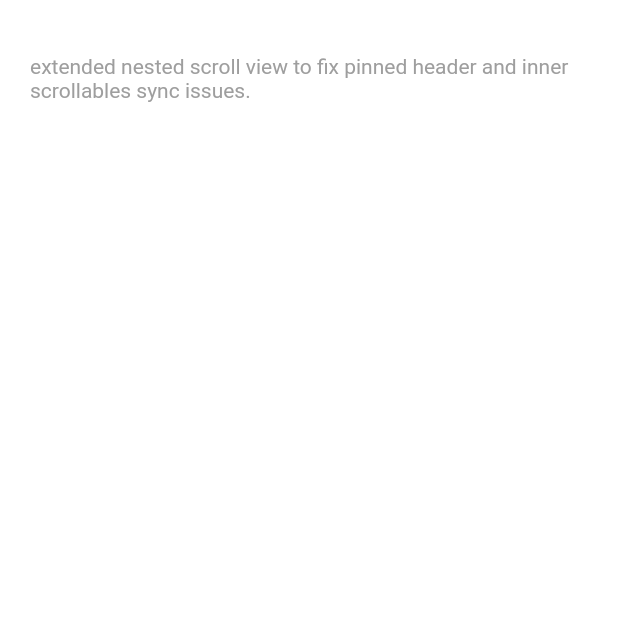
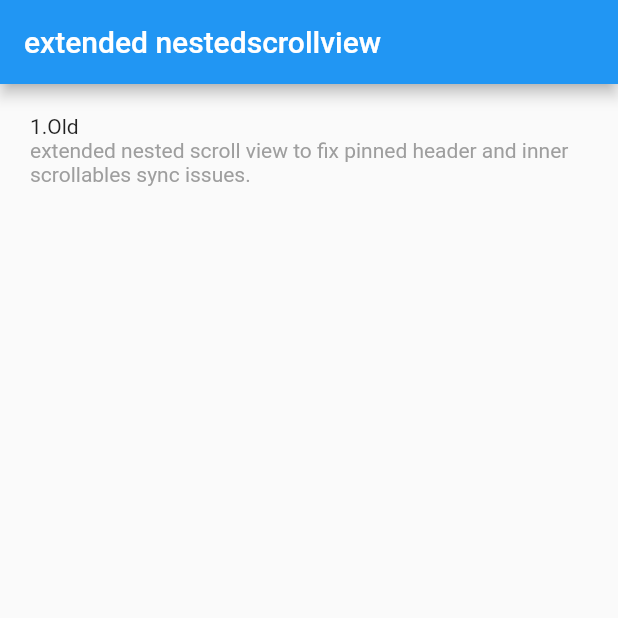
Before and after one commit to fluttercandies/extended_nested_scroll_view, a Flutter app: the screen it shows after launch, on a phone screen of 412 x 824 dp, the top half of it. Run offline on Flutter 3.47's test engine with Material 2 defaults, Android fonts, the light colour scheme and no system bars; missing offline and left inert: ff_annotation_route, loading_more_list.

Commit message:
add ff_annotation_route to generate demo route

```diff
--- a/example/lib/common/common.dart
+++ b/example/lib/common/common.dart
@@ -24,7 +24,6 @@ class _SecondaryTabViewState extends State<SecondaryTabView>
 
   @override
   Widget build(BuildContext context) {
-    super.build(context);
     var secondaryTabBar = new TabBar(
       controller: widget.tc,
       labelColor: Colors.blue,
@@ -81,7 +80,6 @@ class _TabViewItemState extends State<TabViewItem>
 
   @override
   Widget build(BuildContext context) {
-    super.build(context);
     var child = GlowNotificationWidget(
       //margin: EdgeInsets.only(left: 190.0),
       ListView.builder(
--- /dev/null
+++ b/example/lib/example_route.dart
@@ -0,0 +1,47 @@
+// GENERATED CODE - DO NOT MODIFY BY HAND
+// **************************************************************************
+// auto generated by https://github.com/fluttercandies/ff_annotation_route
+// **************************************************************************
+
+import 'package:flutter/widgets.dart';
+import 'pages/main_page.dart';
+import 'pages/old_extened_nested_scroll_view_demo.dart';
+
+RouteResult getRouteResult({String name, Map<String, dynamic> arguments}) {
+  switch (name) {
+    case "fluttercandies://mainpage":
+      return RouteResult(widget: MainPage(),  routeName: "MainPage",  );
+    case "fluttercandies://Old":
+      return RouteResult(widget: OldExtendedNestedScrollViewDemo(),  routeName: "Old",  description: "extended nested scroll view to fix pinned header and inner scrollables sync issues.",);
+   default:
+      return RouteResult();
+  }
+}
+
+class RouteResult {
+  /// The Widget return base on route
+  final Widget widget;
+
+  /// Whether show this route with status bar.
+  final bool showStatusBar;
+
+  /// The route name to track page
+  final String routeName;
+
+  /// The type of page route
+  final PageRouteType pageRouteType;
+
+  /// The description of route
+  final String description;
+
+  const RouteResult(
+      {this.widget,
+      this.showStatusBar = true,
+      this.routeName = '',
+      this.pageRouteType,
+      this.description = ''});
+}
+
+ enum PageRouteType { material, cupertino, transparent }
+
+List<String> routeNames = ["fluttercandies://mainpage","fluttercandies://Old"];
--- a/example/lib/main.dart
+++ b/example/lib/main.dart
@@ -1,105 +1,40 @@
+import 'dart:io';
+
+import 'package:example/pages/no_route.dart';
+import 'package:flutter/cupertino.dart';
 import 'package:flutter/material.dart' hide NestedScrollView;
 
-import 'old_extened_nested_scroll_view_demo.dart';
+import 'example_route.dart';
 
 void main() => runApp(MyApp());
 
 class MyApp extends StatelessWidget {
+  MyApp() {}
   // This widget is the root of your application.
   @override
   Widget build(BuildContext context) {
     return MaterialApp(
-      title: 'Flutter Demo',
-      theme: ThemeData(
-        // This is the theme of your application.
-        //
-        // Try running your application with "flutter run". You'll see the
-        // application has a blue toolbar. Then, without quitting the app, try
-        // changing the primarySwatch below to Colors.green and then invoke
-        // "hot reload" (press "r" in the console where you ran "flutter run",
-        // or press Run > Flutter Hot Reload in IntelliJ). Notice that the
-        // counter didn't reset back to zero; the application is not restarted.
-        primarySwatch: Colors.blue,
-      ),
-      home: MyHomePage(),
-    );
+        debugShowCheckedModeBanner: false,
+        theme: ThemeData(
+          primarySwatch: Colors.blue,
+        ),
+        builder: (c, w) {
+          var data = MediaQuery.of(c);
+          return MediaQuery(
+            data: data.copyWith(textScaleFactor: 1.0),
+            child: w,
+          );
+        },
+        initialRoute: "fluttercandies://mainpage",
+        onGenerateRoute: (RouteSettings settings) {
+          var routeResult = getRouteResult(
+              name: settings.name, arguments: settings.arguments);
+
+          var page = routeResult.widget ?? NoRoute();
+
+          return Platform.isIOS
+              ? CupertinoPageRoute(settings: settings, builder: (c) => page)
+              : MaterialPageRoute(settings: settings, builder: (c) => page);
+        });
   }
 }
-
-class MyHomePage extends StatefulWidget {
-  MyHomePage({Key key}) : super(key: key);
-  @override
-  _MyHomePageState createState() => _MyHomePageState();
-}
-
-class _MyHomePageState extends State<MyHomePage> with TickerProviderStateMixin {
-  List<Page> pages = new List<Page>();
-  @override
-  void initState() {
-    // TODO: implement initState
-    pages.add(Page(PageType.Old,
-        "extended nested scroll view to fix pinned header and inner scrollables sync issues."));
-//    pages.add(Page(PageType.New,
-//        "new one to solve inner scrollables sync issues more smartly"));
-    super.initState();
-  }
-
-  @override
-  Widget build(BuildContext context) {
-    // TODO: implement build
-
-    return ListView.builder(
-      itemBuilder: (_, int index) {
-        var page = pages[index];
-        var pageWidget;
-        return Container(
-          margin: EdgeInsets.all(20.0),
-          child: GestureDetector(
-            behavior: HitTestBehavior.translucent,
-            child: Column(
-              crossAxisAlignment: CrossAxisAlignment.start,
-              children: <Widget>[
-                Text(
-                  (index + 1).toString() +
-                      "." +
-                      page.type.toString().replaceAll("PageType.", ""),
-                  style: TextStyle(inherit: false),
-                ),
-                Text(
-                  page.description,
-                  style: TextStyle(inherit: false, color: Colors.grey),
-                )
-              ],
-            ),
-            onTap: () {
-              switch (page.type) {
-                case PageType.Old:
-                  pageWidget = new OldExtendedNestedScrollViewDemo();
-                  break;
-//                case PageType.New:
-//                  pageWidget = new ExtendedNestedScrollViewDemo();
-//                  break;
-              }
-              Navigator.push(context,
-                  new MaterialPageRoute(builder: (BuildContext context) {
-                return pageWidget;
-              }));
-            },
-          ),
-        );
-      },
-      itemCount: pages.length,
-    );
-  }
-}
-
-class Page {
-  final PageType type;
-  final String description;
-  Page(this.type, this.description);
-}
-
-enum PageType {
-  Old,
-  // New,
-}
--- /dev/null
+++ b/example/lib/pages/main_page.dart
@@ -0,0 +1,54 @@
+import 'package:flutter/material.dart';
+import 'package:ff_annotation_route/ff_annotation_route.dart';
+
+import '../example_route.dart';
+
+@FFRoute(
+  name: "fluttercandies://mainpage",
+  routeName: "MainPage",
+)
+class MainPage extends StatelessWidget {
+  final List<RouteResult> routes = List<RouteResult>();
+  MainPage() {
+    routeNames.remove("fluttercandies://mainpage");
+    routes.addAll(
+        routeNames.map<RouteResult>((name) => getRouteResult(name: name)));
+  }
+  @override
+  Widget build(BuildContext context) {
+    return Scaffold(
+      appBar: AppBar(
+        // Here we take the value from the MyHomePage object that was created by
+        // the App.build method, and use it to set our appbar title.
+        title: Text("extended nestedscrollview"),
+      ),
+      body: ListView.builder(
+        itemBuilder: (c, index) {
+          var page = routes[index];
+          return Container(
+              margin: EdgeInsets.all(20.0),
+              child: GestureDetector(
+                behavior: HitTestBehavior.translucent,
+                child: Column(
+                  crossAxisAlignment: CrossAxisAlignment.start,
+                  children: <Widget>[
+                    Text(
+                      (index + 1).toString() + "." + page.routeName,
+                      //style: TextStyle(inherit: false),
+                    ),
+                    Text(
+                      page.description,
+                      style: TextStyle(color: Colors.grey),
+                    )
+                  ],
+                ),
+                onTap: () {
+                  Navigator.pushNamed(context, routeNames[index]);
+                },
+              ));
+        },
+        itemCount: routeNames.length,
+      ),
+    );
+  }
+}
--- a/example/lib/old_extened_nested_scroll_view_demo.dart
+++ b/example/lib/pages/old_extened_nested_scroll_view_demo.dart
@@ -2,8 +2,14 @@ import 'package:example/common/common.dart';
 import 'package:flutter/material.dart' hide NestedScrollView;
 import 'package:extended_nested_scroll_view/extended_nested_scroll_view.dart';
 import 'package:loading_more_list/loading_more_list.dart';
+import 'package:ff_annotation_route/ff_annotation_route.dart';
 
 ///old demo
+@FFRoute(
+    name: "fluttercandies://Old",
+    routeName: "Old",
+    description:
+        "extended nested scroll view to fix pinned header and inner scrollables sync issues.")
 class OldExtendedNestedScrollViewDemo extends StatefulWidget {
   @override
   _OldExtendedNestedScrollViewDemoState createState() =>
--- a/example/pubspec.yaml
+++ b/example/pubspec.yaml
@@ -21,12 +21,12 @@ dependencies:
   cupertino_icons: ^0.1.2
   extended_nested_scroll_view:
       path: ../
-  loading_more_list: ^0.3.7
+  loading_more_list: ^0.3.1
 
 dev_dependencies:
   flutter_test:
     sdk: flutter
-
+  ff_annotation_route: any
 
 # For information on the generic Dart part of this file, see the
 # following page: https://www.dartlang.org/tools/pub/pubspec
```
Also changed, not shown: example/lib/pages/no_route.dart (added, +16 -0 lines), example/lib/pages/extended_nested_scroll_view_demo.dart (renamed from example/lib/extended_nested_scroll_view_demo.dart), 1 other file.
